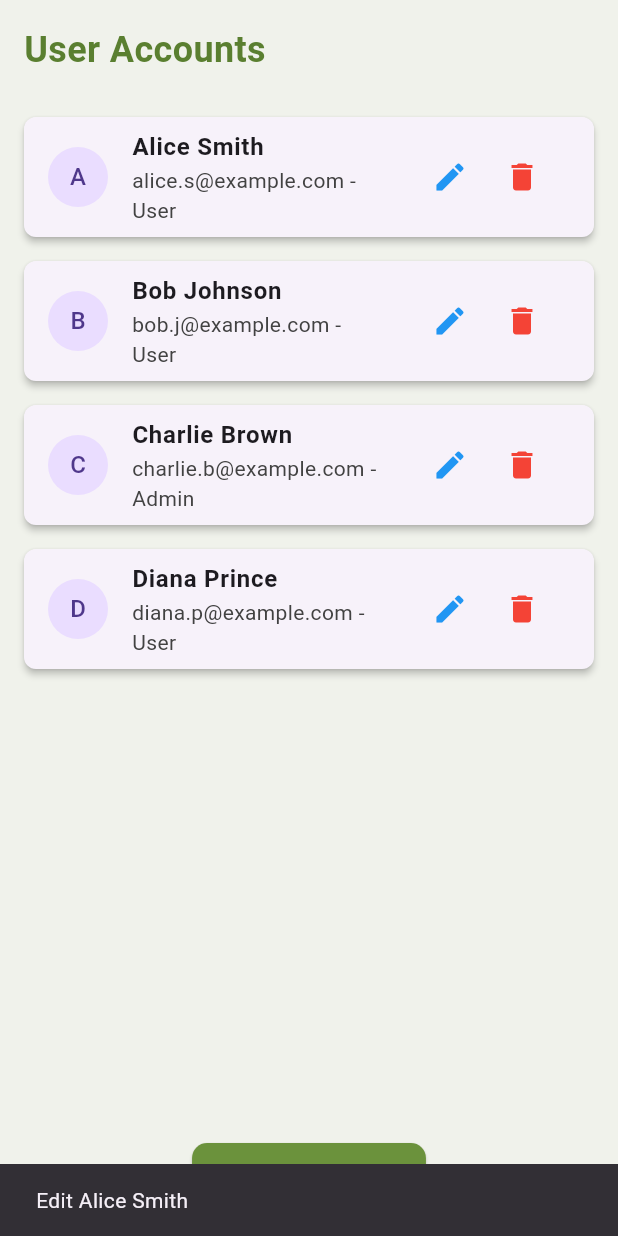
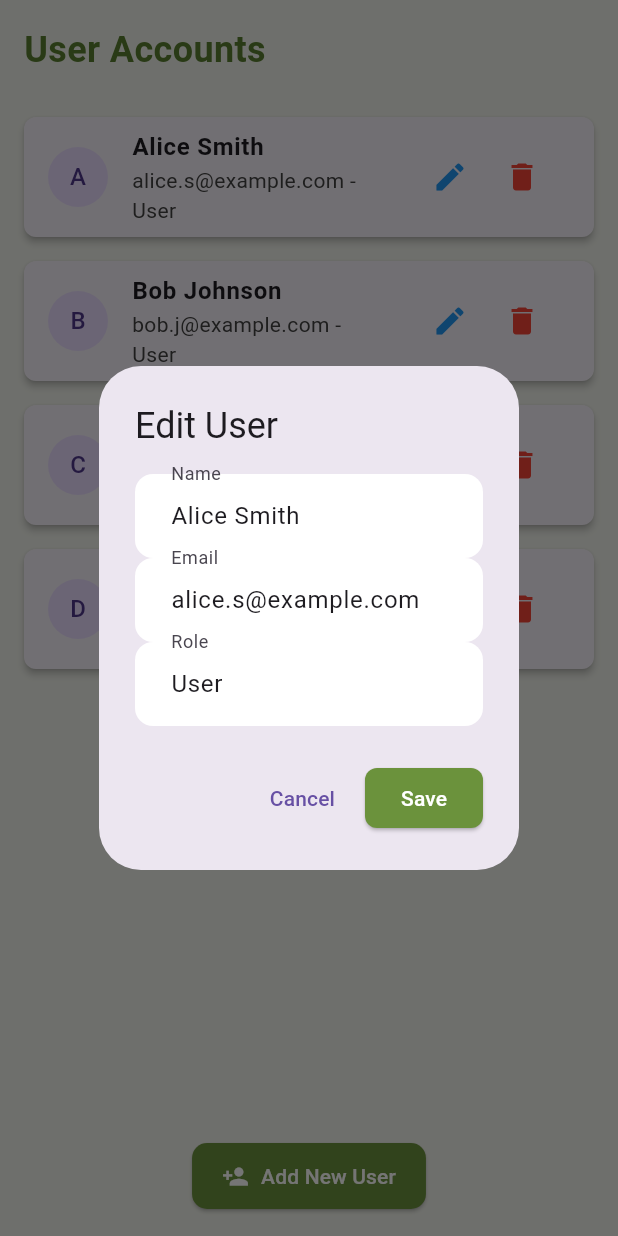
Before and after one commit to Aqilah87/RelaxRead2, a Flutter app: the ManageUsersPage screen opened directly, after a tap on the "edit" icon, on a phone screen of 412 x 824 dp. Run offline on Flutter 3.47's test engine with Material 3 defaults, Android fonts, the phone set to English and light mode, and no system bars; our stand-ins replace fl_chart, flutter_dotenv, supabase_flutter; accounts and stored records are empty.

Commit message:
betulkan user manage

```diff
--- a/relaxread2/lib/admin/manage_users_page.dart
+++ b/relaxread2/lib/admin/manage_users_page.dart
@@ -1,12 +1,14 @@
 import 'package:flutter/material.dart';
 
-class ManageUsersPage extends StatelessWidget {
+class ManageUsersPage extends StatefulWidget {
   const ManageUsersPage({super.key});
 
   @override
-  Widget build(BuildContext context) {
-    // You'll likely want to fetch users from a database or API here
-    final List<Map<String, String>> users = [
+  State<ManageUsersPage> createState() => _ManageUsersPageState();
+}
+
+class _ManageUsersPageState extends State<ManageUsersPage> {
+  List<Map<String, String>> users = [
     {'name': 'Alice Smith', 'email': 'alice.s@example.com', 'role': 'User'},
     {'name': 'Bob Johnson', 'email': 'bob.j@example.com', 'role': 'User'},
     {
@@ -17,6 +19,77 @@ class ManageUsersPage extends StatelessWidget {
     {'name': 'Diana Prince', 'email': 'diana.p@example.com', 'role': 'User'},
   ];
 
+  void _deleteUser(int index) {
+    final deletedUser = users[index]['name'];
+    setState(() {
+      users.removeAt(index);
+    });
+    ScaffoldMessenger.of(
+      context,
+    ).showSnackBar(SnackBar(content: Text('$deletedUser deleted')));
+  }
+
+  void _editUser(int index) async {
+    final user = users[index];
+    TextEditingController nameController = TextEditingController(
+      text: user['name'],
+    );
+    TextEditingController emailController = TextEditingController(
+      text: user['email'],
+    );
+    TextEditingController roleController = TextEditingController(
+      text: user['role'],
+    );
+
+    await showDialog(
+      context: context,
+      builder: (context) => AlertDialog(
+        title: const Text('Edit User'),
+        content: Column(
+          mainAxisSize: MainAxisSize.min,
+          children: [
+            TextField(
+              controller: nameController,
+              decoration: const InputDecoration(labelText: 'Name'),
+            ),
+            TextField(
+              controller: emailController,
+              decoration: const InputDecoration(labelText: 'Email'),
+            ),
+            TextField(
+              controller: roleController,
+              decoration: const InputDecoration(labelText: 'Role'),
+            ),
+          ],
+        ),
+        actions: [
+          TextButton(
+            onPressed: () => Navigator.pop(context),
+            child: const Text('Cancel'),
+          ),
+          ElevatedButton(
+            onPressed: () {
+              setState(() {
+                users[index] = {
+                  'name': nameController.text,
+                  'email': emailController.text,
+                  'role': roleController.text,
+                };
+              });
+              Navigator.pop(context);
+              ScaffoldMessenger.of(context).showSnackBar(
+                SnackBar(content: Text('${nameController.text} updated')),
+              );
+            },
+            child: const Text('Save'),
+          ),
+        ],
+      ),
+    );
+  }
+
+  @override
+  Widget build(BuildContext context) {
     return Scaffold(
       body: Padding(
         padding: const EdgeInsets.all(16.0),
@@ -28,9 +101,7 @@ class ManageUsersPage extends StatelessWidget {
               style: TextStyle(
                 fontSize: 24,
                 fontWeight: FontWeight.bold,
-                color: Theme.of(
-                  context,
-                ).textTheme.titleLarge?.color, // Adjust color based on theme
+                color: Theme.of(context).textTheme.titleLarge?.color,
               ),
             ),
             const SizedBox(height: 20),
@@ -65,23 +136,11 @@ class ManageUsersPage extends StatelessWidget {
                         children: [
                           IconButton(
                             icon: const Icon(Icons.edit, color: Colors.blue),
-                            onPressed: () {
-                              // Implement edit user logic
-                              ScaffoldMessenger.of(context).showSnackBar(
-                                SnackBar(content: Text('Edit ${user['name']}')),
-                              );
-                            },
+                            onPressed: () => _editUser(index),
                           ),
                           IconButton(
                             icon: const Icon(Icons.delete, color: Colors.red),
-                            onPressed: () {
-                              // Implement delete user logic
-                              ScaffoldMessenger.of(context).showSnackBar(
-                                SnackBar(
-                                  content: Text('Delete ${user['name']}'),
-                                ),
-                              );
-                            },
+                            onPressed: () => _deleteUser(index),
                           ),
                         ],
                       ),
@@ -94,7 +153,6 @@ class ManageUsersPage extends StatelessWidget {
             Center(
               child: ElevatedButton.icon(
                 onPressed: () {
-                  // Implement add new user logic
                   ScaffoldMessenger.of(
                     context,
                   ).showSnackBar(const SnackBar(content: Text('Add New User')));
@@ -102,7 +160,7 @@ class ManageUsersPage extends StatelessWidget {
                 icon: const Icon(Icons.person_add),
                 label: const Text('Add New User'),
                 style: ElevatedButton.styleFrom(
-                  backgroundColor: Color(0xFF6B923C), // Primary green color
+                  backgroundColor: const Color(0xFF6B923C),
                   foregroundColor: Colors.white,
                   padding: const EdgeInsets.symmetric(
                     horizontal: 20,
```
Lines whose indentation alone changed are shown as unchanged.
